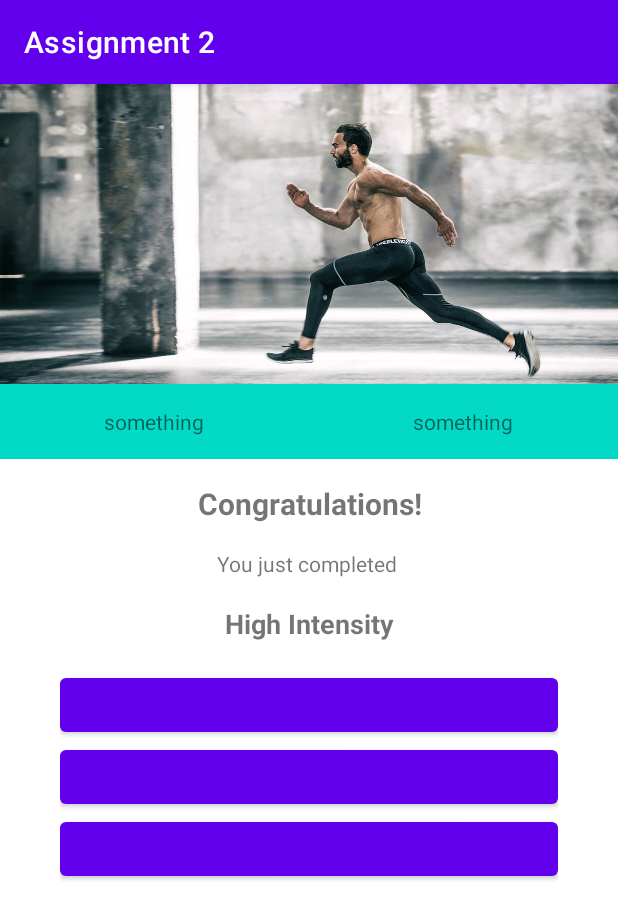
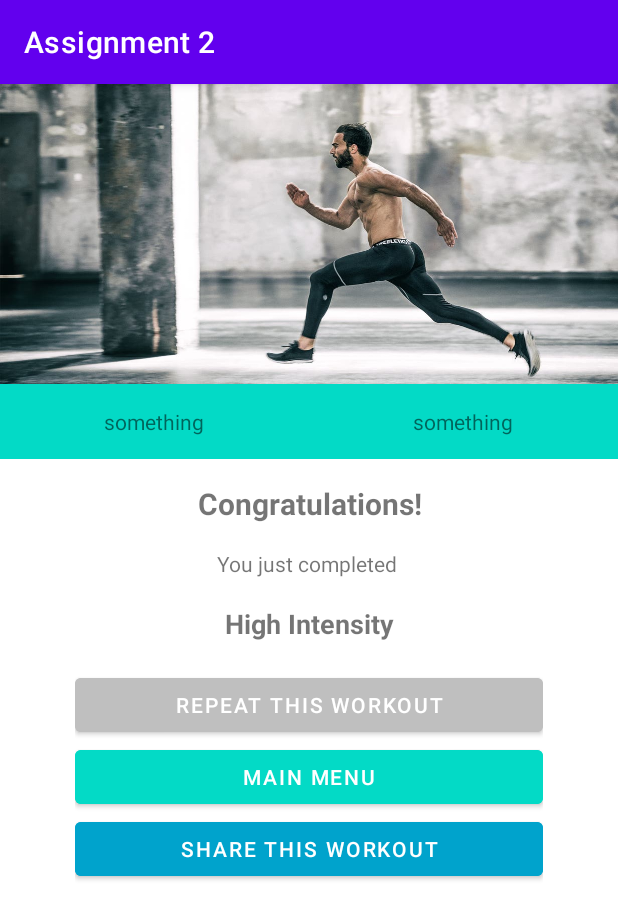
Before and after one commit to chusonnguyen/FitnessApp1, an Android app: the fragment FinishFragment shown on its own in the app's theme, on a phone screen of 412 x 824 dp. Shown: the top 919 px of the screen. Run offline under Robolectric (Android 15) with nearby library versions, the phone set to English and light mode, and no system bars; 2 statements that could not run were skipped.

Commit message:
Finish the main page

```diff
--- a/app/src/main/java/com/example/assignment2/ui/home/FinishFragment.java
+++ b/app/src/main/java/com/example/assignment2/ui/home/FinishFragment.java
@@ -3,19 +3,45 @@ package com.example.assignment2.ui.home;
 import android.os.Bundle;
 
 import androidx.fragment.app.Fragment;
+import androidx.navigation.Navigation;
 
 import android.view.LayoutInflater;
 import android.view.View;
 import android.view.ViewGroup;
 
 import com.example.assignment2.R;
+import com.example.assignment2.databinding.FragmentExerciseBinding;
+import com.example.assignment2.databinding.FragmentFinishBinding;
 
 public class FinishFragment extends Fragment {
+
+    private FragmentFinishBinding binding;
 
     @Override
     public View onCreateView(LayoutInflater inflater, ViewGroup container,
                              Bundle savedInstanceState) {
         // Inflate the layout for this fragment
-        return inflater.inflate(R.layout.fragment_finish, container, false);
+
+        binding = FragmentFinishBinding.inflate(inflater, container, false);
+        View root = binding.getRoot();
+
+        binding.workoutTime.setText(FinishFragmentArgs.fromBundle(getArguments()).getTime());
+        binding.workoutType.setText(FinishFragmentArgs.fromBundle(getArguments()).getExerciseType());
+
+        binding.home.setOnClickListener(new View.OnClickListener() {
+            @Override
+            public void onClick(View v) {
+                Navigation.findNavController(getView()).navigate(FinishFragmentDirections.actionFinishFragmentToNavHome());
+            }
+        });
+
+        binding.repeat.setOnClickListener(new View.OnClickListener() {
+            @Override
+            public void onClick(View v) {
+                FinishFragmentDirections.ActionFinishFragmentToTimePickerFragment action = FinishFragmentDirections.actionFinishFragmentToTimePickerFragment(FinishFragmentArgs.fromBundle(getArguments()).getExerciseType());
+                Navigation.findNavController(getView()).navigate(action);
+            }
+        });
+        return root;
     }
 }
--- a/app/src/main/res/layout/fragment_finish.xml
+++ b/app/src/main/res/layout/fragment_finish.xml
@@ -59,6 +59,7 @@
             android:layout_height="40dp"
             android:gravity="center"/>
         <TextView
+            android:id="@+id/workoutType"
             android:text="High Intensity"
             android:textStyle="bold"
             android:textSize="18dp"
@@ -69,21 +70,26 @@
     <LinearLayout
         android:layout_width="match_parent"
         android:layout_height="wrap_content"
-        android:paddingStart="40dp"
-        android:paddingEnd="40dp"
+        android:paddingStart="50dp"
+        android:paddingEnd="50dp"
         android:layout_marginTop="10dp"
         app:layout_constraintTop_toBottomOf="@id/text"
         android:orientation="vertical">
         <Button
+            android:id="@+id/repeat"
+            android:text="Repeat this workout"
             android:layout_width="match_parent"
             android:layout_height="wrap_content"
-            android:theme="@style/Button.Grey"/>
+            android:backgroundTint="#bfbfbf"/>
         <Button
-            android:backgroundIint="@color/design_default_color_secondary"
+            android:id="@+id/home"
+            android:text="Main menu"
+            android:backgroundTint="@color/design_default_color_secondary"
             android:layout_width="match_parent"
             android:layout_height="wrap_content"/>
         <Button
-            android:backgroundIint="@color/design_default_color_secondary"
+            android:text="Share this workout"
+            android:backgroundTint="#00a3cc"
             android:layout_width="match_parent"
             android:layout_height="wrap_content"/>
     </LinearLayout>
```
Also changed, not shown: app/src/main/java/com/example/assignment2/ui/home/ExerciseFragment.java (+13 -3 lines), app/src/main/java/com/example/assignment2/ui/home/ExerciseViewModel.java (+7 -3 lines), app/src/main/res/navigation/mobile_navigation.xml (+27 -0 lines).
